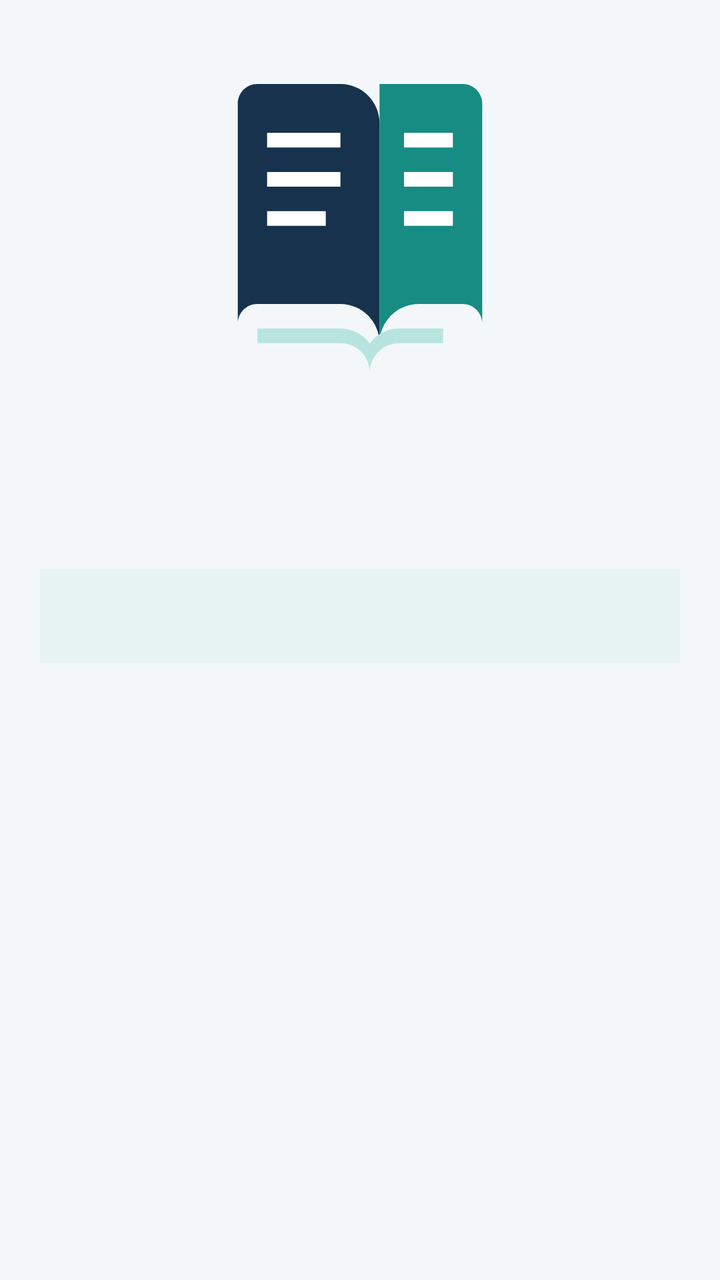
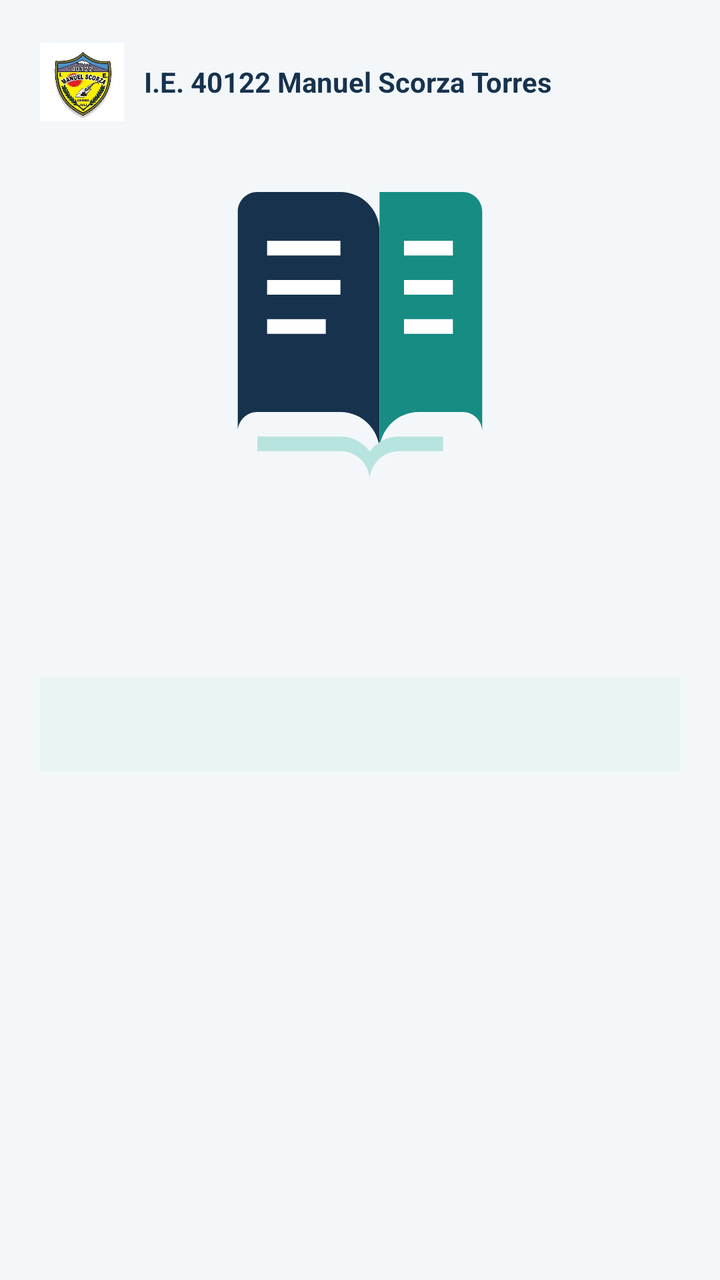

An Android layout rendered at two revisions. The XML below is the earlier revision; the diff shows what the commit changed to produce the second picture.
<!-- AndroidManifest.xml: application theme Theme.BiblioScorza -->
<!-- res/layout/dialog_libro_detalle.xml -->
<?xml version="1.0" encoding="utf-8"?>
<ScrollView xmlns:android="http://schemas.android.com/apk/res/android"
    android:layout_width="match_parent"
    android:layout_height="wrap_content"
    android:fillViewport="true">

    <LinearLayout
        android:layout_width="match_parent"
        android:layout_height="wrap_content"
        android:orientation="vertical"
        android:padding="20dp">

        <ImageView
            android:id="@+id/ivPortadaDetalle"
            android:layout_width="136dp"
            android:layout_height="176dp"
            android:layout_gravity="center_horizontal"
            android:contentDescription="Portada del libro"
            android:scaleType="centerCrop"
            android:src="@drawable/ic_book_stack" />

        <TextView
            android:id="@+id/tvTituloDetalle"
            android:layout_width="match_parent"
            android:layout_height="wrap_content"
            android:layout_marginTop="16dp"
            android:textColor="#17324D"
            android:textSize="21sp"
            android:textStyle="bold" />

        <TextView
            android:id="@+id/tvAutoresDetalle"
            android:layout_width="match_parent"
            android:layout_height="wrap_content"
            android:layout_marginTop="6dp"
            android:textColor="#526A7D"
            android:textSize="15sp" />

        <TextView
            android:id="@+id/tvInventarioDetalle"
            android:layout_width="match_parent"
            android:layout_height="wrap_content"
            android:layout_marginTop="18dp"
            android:background="#E8F4F3"
            android:padding="14dp"
            android:textColor="#17324D"
            android:textSize="14sp" />

        <TextView
            android:id="@+id/tvDatosDetalle"
            android:layout_width="match_parent"
            android:layout_height="wrap_content"
            android:layout_marginTop="14dp"
            android:lineSpacingExtra="4dp"
            android:textColor="#334B5E"
            android:textSize="14sp" />
    </LinearLayout>
</ScrollView>
<!-- resources referenced by this layout -->
<resources>
  <!-- drawable ic_book_stack (drawable) -->
  <vector xmlns:android="http://schemas.android.com/apk/res/android"
      android:width="72dp"
      android:height="72dp"
      android:viewportWidth="72"
      android:viewportHeight="72">
      <path
          android:fillColor="#17324D"
          android:pathData="M11,13C11,10.8 12.8,9 15,9h17c4.4,0 8,3.6 8,8v45c0,-4.4 -3.6,-8 -8,-8H15c-2.2,0 -4,1.8 -4,4z" />
      <path
          android:fillColor="#168C83"
          android:pathData="M61,13c0,-2.2 -1.8,-4 -4,-4H40v53c0,-4.4 3.6,-8 8,-8h9c2.2,0 4,1.8 4,4z" />
      <path
          android:fillColor="#FFFFFF"
          android:pathData="M17,19h15v3H17zM17,27h15v3H17zM17,35h12v3H17z" />
      <path
          android:fillColor="#FFFFFF"
          android:pathData="M45,19h10v3H45zM45,27h10v3H45zM45,35h10v3H45z" />
      <path
          android:fillColor="#B8E4DF"
          android:pathData="M15,59h17c2.5,0 4.7,1.2 6,3.1 1.3,-1.9 3.5,-3.1 6,-3.1h9v3h-9c-3.3,0 -6,2.7 -6,6 -0,-3.3 -2.7,-6 -6,-6H15z" />
  </vector>
  <style name="Theme.BiblioScorza" parent="Theme.Material3.Light.NoActionBar">
          <item name="colorPrimary">#17324D</item>
          <item name="colorOnPrimary">#FFFFFF</item>
          <item name="colorSecondary">#168C83</item>
          <item name="android:statusBarColor">#10263A</item>
          <item name="android:navigationBarColor">#F3F7FA</item>
          <item name="android:windowLightNavigationBar">true</item>
          <item name="android:windowBackground">#F3F7FA</item>
      </style>
</resources>

<!-- the commit's change to res/layout/dialog_libro_detalle.xml (unified diff, before → after) -->
@@ -9,6 +9,8 @@
         android:layout_height="wrap_content"
         android:orientation="vertical"
         android:padding="20dp">
+
+        <include layout="@layout/header_brand" />
 
         <ImageView
             android:id="@+id/ivPortadaDetalle"
@@ -56,3 +58,30 @@
             android:textSize="14sp" />
     </LinearLayout>
 </ScrollView>
+<!-- res/layout/header_brand.xml (included above) -->
+<?xml version="1.0" encoding="utf-8"?>
+<LinearLayout xmlns:android="http://schemas.android.com/apk/res/android"
+    android:layout_width="match_parent"
+    android:layout_height="wrap_content"
+    android:gravity="center_vertical"
+    android:orientation="horizontal"
+    android:paddingBottom="12dp">
+
+    <ImageView
+        android:layout_width="42dp"
+        android:layout_height="42dp"
+        android:adjustViewBounds="true"
+        android:contentDescription="Escudo de la I.E. 40122 Manuel Scorza Torres"
+        android:scaleType="fitCenter"
+        android:src="@drawable/escudo_colegio" />
+
+    <TextView
+        android:layout_width="0dp"
+        android:layout_height="wrap_content"
+        android:layout_marginStart="10dp"
+        android:layout_weight="1"
+        android:text="I.E. 40122 Manuel Scorza Torres"
+        android:textColor="#17324D"
+        android:textSize="14sp"
+        android:textStyle="bold" />
+</LinearLayout>
<!-- resource entries referenced after the edit -->
@@ -1,5 +1,6 @@
 <!-- resources referenced by this layout -->
 <resources>
+  <!-- drawable escudo_colegio: png bitmap (drawable-nodpi, 203199 bytes) -->
   <!-- drawable ic_book_stack (drawable) -->
   <vector xmlns:android="http://schemas.android.com/apk/res/android"
       android:width="72dp"
